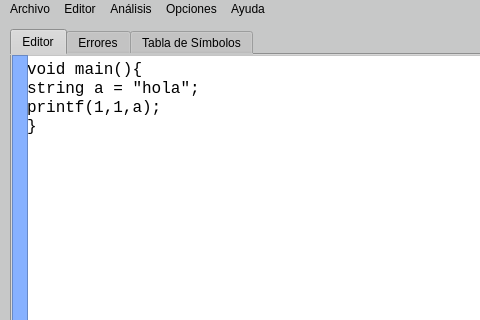
This is Proyecto1/mainwindow.ui in MelyzaRC/OLC2Proyecto2_201314821 as Qt 5 draws it before an edit; both pictures show x 0 to 480 and y 0 to 320 of the 1120 by 636 pixel window. The edited form follows.
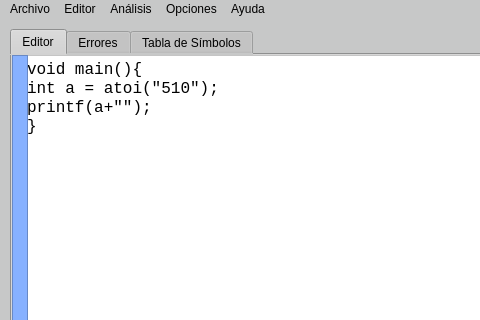
This is the edited form.

Commit message: funcion iota atoi

Diff of the .ui file:
```diff
--- a/Proyecto1/mainwindow.ui
+++ b/Proyecto1/mainwindow.ui
@@ -111,8 +111,8 @@
       </property>
       <property name="plainText">
        <string>void main(){
-string a = &quot;hola&quot;;
-printf(1,1,a);
+int a = atoi(&quot;510&quot;);
+printf(a+&quot;&quot;);
 }</string>
       </property>
       <property name="placeholderText">
```
The commit also changes 4 other files.
